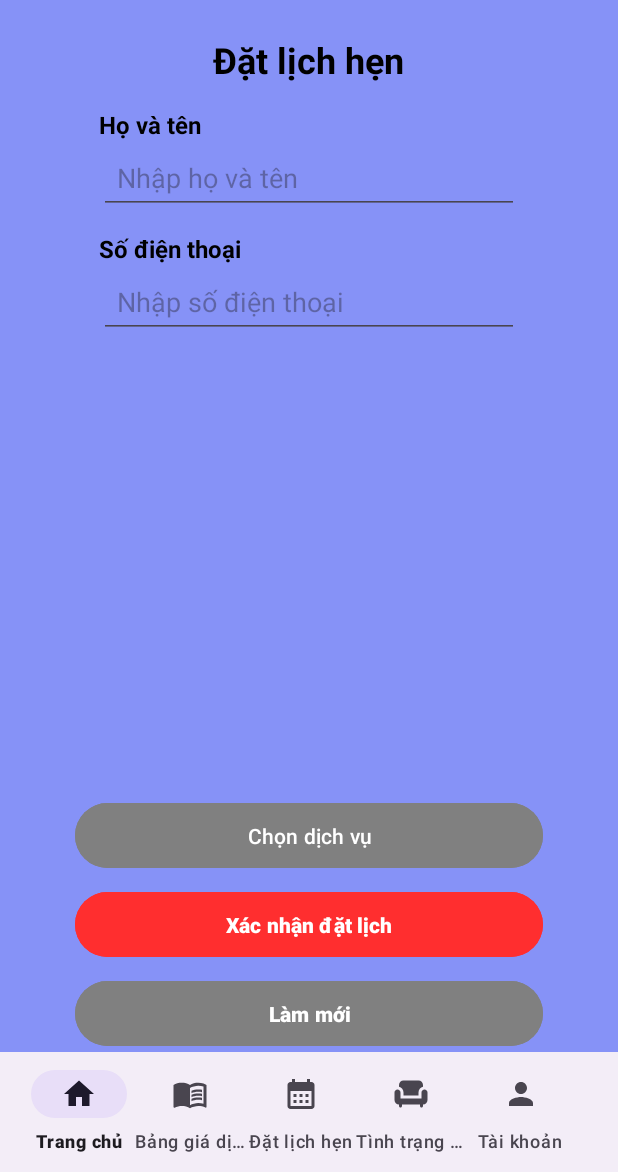
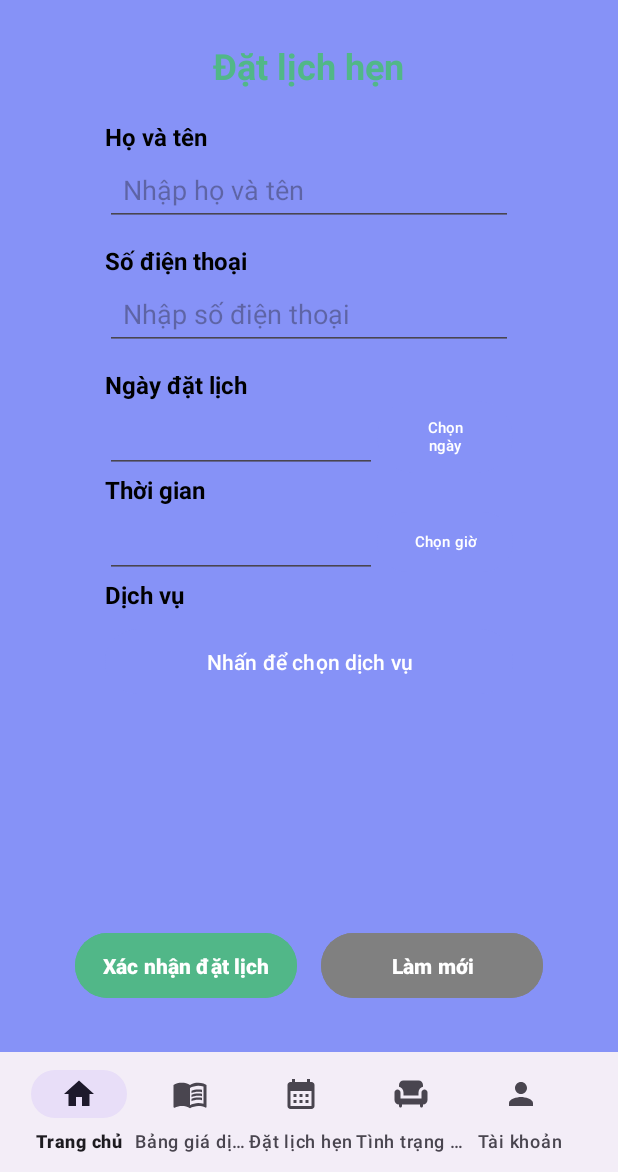
Before and after one commit to Truongdoxuan/BookingHairSalon_App, an Android app: the fragment Booking_Fragment placed in its activity, on a phone screen of 412 x 824 dp, the part 64-1236 px from its top. Run offline under Robolectric (Android 15) with nearby library versions, the phone set to English and light mode, and no system bars.

Commit message:
push lần 19: fix trang xml booking

```diff
--- /dev/null
+++ b/app/src/main/res/drawable/circle_button.xml
@@ -0,0 +1,6 @@
+<?xml version="1.0" encoding="utf-8"?>
+<shape
+    xmlns:android="http://schemas.android.com/apk/res/android">
+    <solid android:color="@color/lavender" />
+    <corners android:radius="100dp" />
+</shape>
--- a/app/src/main/res/layout/fragment_booking.xml
+++ b/app/src/main/res/layout/fragment_booking.xml
@@ -13,7 +13,7 @@
         android:layout_marginTop="50dp"
         android:layout_marginEnd="50dp"
         android:orientation="vertical"
-        android:padding="16dp"
+        android:padding="20dp"
         app:layout_constraintEnd_toEndOf="parent"
         app:layout_constraintStart_toStartOf="parent"
         app:layout_constraintTop_toTopOf="parent">
@@ -22,9 +22,9 @@
             android:layout_width="wrap_content"
             android:layout_height="wrap_content"
             android:layout_gravity="center_horizontal"
-            android:paddingBottom="16dp"
+            android:paddingBottom="20dp"
             android:text="Đặt lịch hẹn"
-            android:textColor="@color/black"
+            android:textColor="@color/green_mint"
             android:textSize="24sp"
             android:textStyle="bold" />
 
@@ -61,6 +61,91 @@
             android:hint="Nhập số điện thoại"
             android:inputType="phone"
             android:padding="12dp" />
+
+        <TextView
+            android:layout_width="match_parent"
+            android:layout_height="wrap_content"
+            android:text="Ngày đặt lịch"
+            android:textColor="@color/black"
+            android:textSize="16sp"
+            android:textStyle="bold" />
+
+        <LinearLayout
+            android:layout_width="match_parent"
+            android:layout_height="wrap_content"
+            android:orientation="horizontal"
+            android:gravity="center_vertical">
+
+            <EditText
+                android:layout_width="0dp"
+                android:layout_height="48dp"
+                android:layout_weight="2"
+                android:textColor="@color/black"
+                android:textSize="16sp"
+                android:padding="8dp"
+                android:textStyle="bold"/>
+
+            <Button
+                android:id="@+id/btn_select_date"
+                android:layout_width="0dp"
+                android:layout_height="wrap_content"
+                android:layout_weight="1"
+                android:backgroundTint="@color/lavender"
+                android:text="Chọn ngày"
+                android:background="@drawable/circle_button"
+                android:textSize="10sp" />
+        </LinearLayout>
+
+
+        <TextView
+            android:layout_width="match_parent"
+            android:layout_height="wrap_content"
+            android:text="Thời gian"
+            android:textColor="@color/black"
+            android:textSize="16sp"
+            android:textStyle="bold" />
+
+        <LinearLayout
+            android:layout_width="match_parent"
+            android:layout_height="wrap_content"
+            android:orientation="horizontal"
+            android:gravity="center_vertical">
+
+            <EditText
+                android:layout_width="0dp"
+                android:layout_height="48dp"
+                android:layout_weight="2"
+                android:textColor="@color/black"
+                android:textSize="16sp"
+                android:padding="8dp"
+                android:textStyle="bold" />
+
+            <Button
+                android:id="@+id/btn_select_time"
+                android:layout_width="0dp"
+                android:layout_height="wrap_content"
+                android:layout_weight="1"
+                android:backgroundTint="@color/lavender"
+                android:text="Chọn giờ"
+                android:textSize="10sp" />
+        </LinearLayout>
+
+        <TextView
+            android:layout_width="match_parent"
+            android:layout_height="wrap_content"
+            android:text="Dịch vụ"
+            android:textColor="@color/black"
+            android:textSize="16sp"
+            android:textStyle="bold" />
+
+        <Button
+            android:id="@+id/btn_select_dv"
+            android:layout_width="match_parent"
+            android:layout_height="wrap_content"
+            android:layout_marginTop="8dp"
+            android:padding="12dp"
+            android:backgroundTint="@color/lavender"
+            android:text="Nhấn để chọn dịch vụ" />
     </LinearLayout>
 
     <LinearLayout
@@ -69,27 +154,21 @@
         android:layout_height="wrap_content"
         android:layout_marginStart="50dp"
         android:layout_marginEnd="50dp"
-        android:layout_marginBottom="80dp"
-        android:orientation="vertical"
+        android:layout_marginBottom="112dp"
+        android:gravity="center_horizontal"
+        android:orientation="horizontal"
         app:layout_constraintBottom_toBottomOf="parent"
         app:layout_constraintEnd_toEndOf="parent"
+        app:layout_constraintHorizontal_bias="0.0"
         app:layout_constraintStart_toStartOf="parent">
 
         <Button
-            android:id="@+id/btn_select_dv"
-            android:layout_width="match_parent"
+            android:id="@+id/btn_confirm"
+            android:layout_width="0dp"
             android:layout_height="wrap_content"
-            android:layout_marginTop="8dp"
-            android:padding="12dp"
-            android:backgroundTint="@color/gray"
-            android:text="Chọn dịch vụ" />
-
-        <Button
-            android:id="@+id/btn_confirm"
-            android:layout_width="match_parent"
-            android:layout_height="wrap_content"
-            android:layout_marginTop="8dp"
-            android:backgroundTint="@color/red"
+            android:layout_marginEnd="8dp"
+            android:layout_weight="1"
+            android:backgroundTint="@color/green_mint"
             android:padding="12dp"
             android:text="Xác nhận đặt lịch"
             android:textColor="@color/white"
@@ -97,13 +176,15 @@
 
         <Button
             android:id="@+id/btn_reload"
-            android:layout_width="match_parent"
+            android:layout_width="0dp"
             android:layout_height="wrap_content"
-            android:layout_marginTop="8dp"
+            android:layout_marginStart="8dp"
+            android:layout_weight="1"
             android:backgroundTint="@color/gray"
             android:padding="12dp"
             android:text="Làm mới"
             android:textColor="@color/white"
             android:textStyle="bold" />
     </LinearLayout>
+
 </androidx.constraintlayout.widget.ConstraintLayout>
--- a/app/src/main/res/values/colors.xml
+++ b/app/src/main/res/values/colors.xml
@@ -10,4 +10,5 @@
     <color name="lavender">#8692f7</color>
     <color name="gray">#808080</color>
     <color name="red">#FF2E2F</color>
+    <color name="green_mint">#51B788</color>
 </resources>
```
